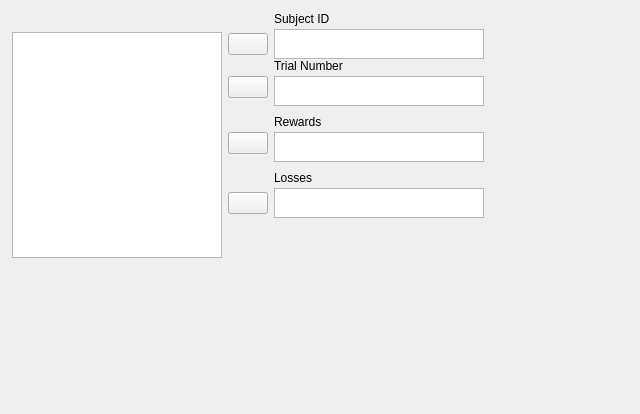
Qt form JASP-Desktop/analysisforms/r11tlearnform.ui (jasp-stats/jasp-desktop) before a commit.
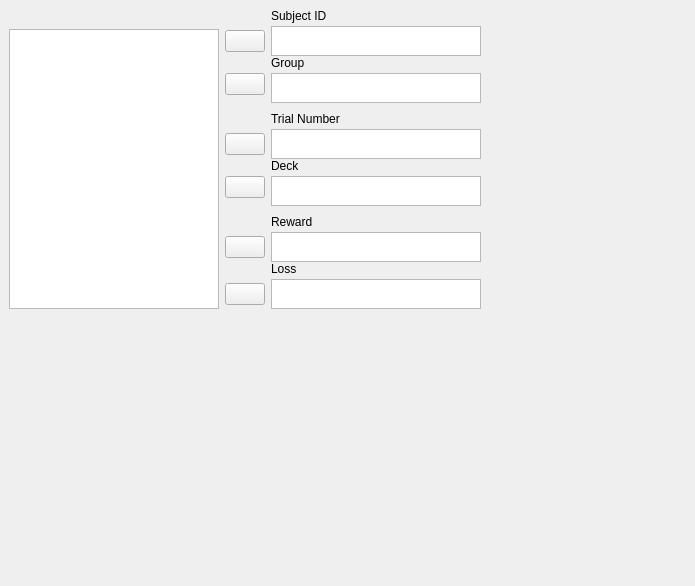
The same form after that commit. Custom widgets are drawn as their Qt base class.

Commit message: R11tLearn: added decks and groups to UI

```diff
--- a/JASP-Desktop/analysisforms/r11tlearnform.ui
+++ b/JASP-Desktop/analysisforms/r11tlearnform.ui
@@ -6,8 +6,8 @@
    <rect>
     <x>0</x>
     <y>0</y>
-    <width>640</width>
-    <height>414</height>
+    <width>695</width>
+    <height>586</height>
    </rect>
   </property>
   <property name="windowTitle">
@@ -41,29 +41,11 @@
    </item>
    <item row="0" column="0">
     <widget class="QWidget" name="widget_3" native="true">
-     <property name="maximumSize">
-      <size>
-       <width>16777215</width>
-       <height>350</height>
-      </size>
-     </property>
      <layout class="QGridLayout" name="gridLayout_7">
-      <property name="leftMargin">
-       <number>12</number>
-      </property>
-      <property name="topMargin">
-       <number>12</number>
-      </property>
-      <property name="rightMargin">
-       <number>12</number>
-      </property>
-      <property name="bottomMargin">
-       <number>12</number>
-      </property>
       <property name="verticalSpacing">
        <number>0</number>
       </property>
-      <item row="3" column="1" colspan="2">
+      <item row="4" column="1" colspan="3">
        <widget class="QWidget" name="randomFactorsBox" native="true">
         <layout class="QGridLayout" name="gridLayout">
          <property name="leftMargin">
@@ -116,7 +98,7 @@
          <item row="0" column="1">
           <widget class="QLabel" name="label_3">
            <property name="text">
-            <string>Rewards</string>
+            <string>Deck</string>
            </property>
           </widget>
          </item>
@@ -133,7 +115,7 @@
         </property>
        </widget>
       </item>
-      <item row="0" column="1" rowspan="2" colspan="2">
+      <item row="0" column="1" rowspan="2" colspan="3">
        <widget class="QWidget" name="widget_6" native="true">
         <layout class="QGridLayout" name="gridLayout_3">
          <property name="leftMargin">
@@ -202,7 +184,7 @@
         </layout>
        </widget>
       </item>
-      <item row="2" column="1" colspan="2">
+      <item row="2" column="1" colspan="3">
        <widget class="QWidget" name="fixedFactorsBox" native="true">
         <layout class="QGridLayout" name="gridLayout_2">
          <property name="leftMargin">
@@ -231,7 +213,7 @@
           </widget>
          </item>
          <item row="1" column="1" rowspan="2">
-          <widget class="BoundListView" name="trialNumber">
+          <widget class="BoundListView" name="group">
            <property name="sizePolicy">
             <sizepolicy hsizetype="Maximum" vsizetype="Expanding">
              <horstretch>0</horstretch>
@@ -255,96 +237,14 @@
          <item row="0" column="1">
           <widget class="QLabel" name="label_2">
            <property name="text">
-            <string>Trial Number</string>
+            <string>Group</string>
            </property>
           </widget>
          </item>
         </layout>
        </widget>
       </item>
-      <item row="4" column="1" colspan="2">
-       <widget class="QWidget" name="widget_11" native="true">
-        <layout class="QGridLayout" name="gridLayout_4">
-         <property name="leftMargin">
-          <number>0</number>
-         </property>
-         <property name="topMargin">
-          <number>0</number>
-         </property>
-         <property name="rightMargin">
-          <number>0</number>
-         </property>
-         <property name="bottomMargin">
-          <number>0</number>
-         </property>
-         <property name="verticalSpacing">
-          <number>3</number>
-         </property>
-         <item row="0" column="0">
-          <widget class="QWidget" name="widget_12" native="true"/>
-         </item>
-         <item row="1" column="0">
-          <widget class="AssignButton" name="buttonAssignWLSWeights">
-           <property name="maximumSize">
-            <size>
-             <width>50</width>
-             <height>16777215</height>
-            </size>
-           </property>
-           <property name="text">
-            <string/>
-           </property>
-          </widget>
-         </item>
-         <item row="1" column="1">
-          <widget class="BoundListView" name="losses">
-           <property name="sizePolicy">
-            <sizepolicy hsizetype="Maximum" vsizetype="Expanding">
-             <horstretch>0</horstretch>
-             <verstretch>0</verstretch>
-            </sizepolicy>
-           </property>
-           <property name="minimumSize">
-            <size>
-             <width>0</width>
-             <height>0</height>
-            </size>
-           </property>
-           <property name="maximumSize">
-            <size>
-             <width>210</width>
-             <height>30</height>
-            </size>
-           </property>
-           <property name="selectionMode">
-            <enum>QAbstractItemView::ExtendedSelection</enum>
-           </property>
-          </widget>
-         </item>
-         <item row="0" column="1">
-          <widget class="QLabel" name="label_4">
-           <property name="text">
-            <string>Losses</string>
-           </property>
-          </widget>
-         </item>
-        </layout>
-       </widget>
-      </item>
-      <item row="5" column="1">
-       <spacer name="verticalSpacer">
-        <property name="orientation">
-         <enum>Qt::Vertical</enum>
-        </property>
-        <property name="sizeHint" stdset="0">
-         <size>
-          <width>20</width>
-          <height>40</height>
-         </size>
-        </property>
-       </spacer>
-      </item>
-      <item row="1" column="0" rowspan="5">
+      <item row="1" column="0" rowspan="8">
        <widget class="AvailableFieldsListView" name="listAvailableFields">
         <property name="sizePolicy">
          <sizepolicy hsizetype="Fixed" vsizetype="Expanding">
@@ -369,6 +269,213 @@
         </property>
        </widget>
       </item>
+      <item row="3" column="1" colspan="3">
+       <widget class="QWidget" name="widget_11" native="true">
+        <layout class="QGridLayout" name="gridLayout_4">
+         <property name="leftMargin">
+          <number>0</number>
+         </property>
+         <property name="topMargin">
+          <number>0</number>
+         </property>
+         <property name="rightMargin">
+          <number>0</number>
+         </property>
+         <property name="bottomMargin">
+          <number>0</number>
+         </property>
+         <property name="verticalSpacing">
+          <number>3</number>
+         </property>
+         <item row="0" column="0">
+          <widget class="QWidget" name="widget_12" native="true"/>
+         </item>
+         <item row="0" column="1">
+          <widget class="QLabel" name="label_4">
+           <property name="text">
+            <string>Trial Number</string>
+           </property>
+          </widget>
+         </item>
+         <item row="1" column="1">
+          <widget class="BoundListView" name="trialNumber">
+           <property name="sizePolicy">
+            <sizepolicy hsizetype="Maximum" vsizetype="Expanding">
+             <horstretch>0</horstretch>
+             <verstretch>0</verstretch>
+            </sizepolicy>
+           </property>
+           <property name="minimumSize">
+            <size>
+             <width>0</width>
+             <height>0</height>
+            </size>
+           </property>
+           <property name="maximumSize">
+            <size>
+             <width>210</width>
+             <height>30</height>
+            </size>
+           </property>
+           <property name="selectionMode">
+            <enum>QAbstractItemView::ExtendedSelection</enum>
+           </property>
+          </widget>
+         </item>
+         <item row="1" column="0">
+          <widget class="AssignButton" name="buttonAssignTrialNumber">
+           <property name="maximumSize">
+            <size>
+             <width>50</width>
+             <height>16777215</height>
+            </size>
+           </property>
+           <property name="text">
+            <string/>
+           </property>
+          </widget>
+         </item>
+        </layout>
+       </widget>
+      </item>
+      <item row="5" column="1" colspan="3">
+       <widget class="QWidget" name="widget_13" native="true">
+        <layout class="QGridLayout" name="gridLayout_5">
+         <property name="leftMargin">
+          <number>0</number>
+         </property>
+         <property name="topMargin">
+          <number>0</number>
+         </property>
+         <property name="rightMargin">
+          <number>0</number>
+         </property>
+         <property name="bottomMargin">
+          <number>0</number>
+         </property>
+         <property name="verticalSpacing">
+          <number>3</number>
+         </property>
+         <item row="0" column="0">
+          <widget class="QWidget" name="widget_14" native="true"/>
+         </item>
+         <item row="1" column="0">
+          <widget class="AssignButton" name="buttonAssignReward">
+           <property name="maximumSize">
+            <size>
+             <width>50</width>
+             <height>16777215</height>
+            </size>
+           </property>
+           <property name="text">
+            <string/>
+           </property>
+          </widget>
+         </item>
+         <item row="1" column="1">
+          <widget class="BoundListView" name="reward">
+           <property name="sizePolicy">
+            <sizepolicy hsizetype="Maximum" vsizetype="Expanding">
+             <horstretch>0</horstretch>
+             <verstretch>0</verstretch>
+            </sizepolicy>
+           </property>
+           <property name="minimumSize">
+            <size>
+             <width>0</width>
+             <height>0</height>
+            </size>
+           </property>
+           <property name="maximumSize">
+            <size>
+             <width>210</width>
+             <height>30</height>
+            </size>
+           </property>
+           <property name="selectionMode">
+            <enum>QAbstractItemView::ExtendedSelection</enum>
+           </property>
+          </widget>
+         </item>
+         <item row="0" column="1">
+          <widget class="QLabel" name="label_5">
+           <property name="text">
+            <string>Reward</string>
+           </property>
+          </widget>
+         </item>
+        </layout>
+       </widget>
+      </item>
+      <item row="6" column="1" rowspan="3" colspan="3">
+       <widget class="QWidget" name="widget_15" native="true">
+        <layout class="QGridLayout" name="gridLayout_6">
+         <property name="leftMargin">
+          <number>0</number>
+         </property>
+         <property name="topMargin">
+          <number>0</number>
+         </property>
+         <property name="rightMargin">
+          <number>0</number>
+         </property>
+         <property name="bottomMargin">
+          <number>0</number>
+         </property>
+         <property name="verticalSpacing">
+          <number>3</number>
+         </property>
+         <item row="0" column="0">
+          <widget class="QWidget" name="widget_16" native="true"/>
+         </item>
+         <item row="1" column="0">
+          <widget class="AssignButton" name="buttonAssignLoss">
+           <property name="maximumSize">
+            <size>
+             <width>50</width>
+             <height>16777215</height>
+            </size>
+           </property>
+           <property name="text">
+            <string/>
+           </property>
+          </widget>
+         </item>
+         <item row="1" column="1">
+          <widget class="BoundListView" name="loss">
+           <property name="sizePolicy">
+            <sizepolicy hsizetype="Maximum" vsizetype="Expanding">
+             <horstretch>0</horstretch>
+             <verstretch>0</verstretch>
+            </sizepolicy>
+           </property>
+           <property name="minimumSize">
+            <size>
+             <width>0</width>
+             <height>0</height>
+            </size>
+           </property>
+           <property name="maximumSize">
+            <size>
+             <width>210</width>
+             <height>30</height>
+            </size>
+           </property>
+           <property name="selectionMode">
+            <enum>QAbstractItemView::ExtendedSelection</enum>
+           </property>
+          </widget>
+         </item>
+         <item row="0" column="1">
+          <widget class="QLabel" name="label_6">
+           <property name="text">
+            <string>Loss</string>
+           </property>
+          </widget>
+         </item>
+        </layout>
+       </widget>
+      </item>
      </layout>
     </widget>
    </item>
```
Left out of the diff: 8 changed lines with no effect on the pictures. The commit also changes 3 other files.
